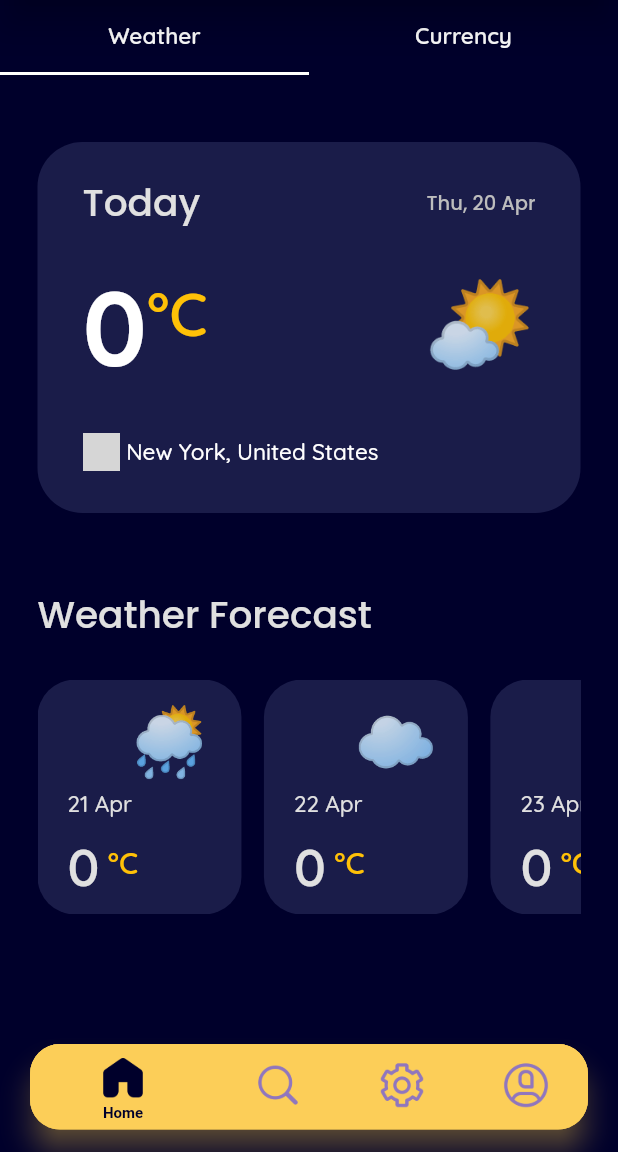
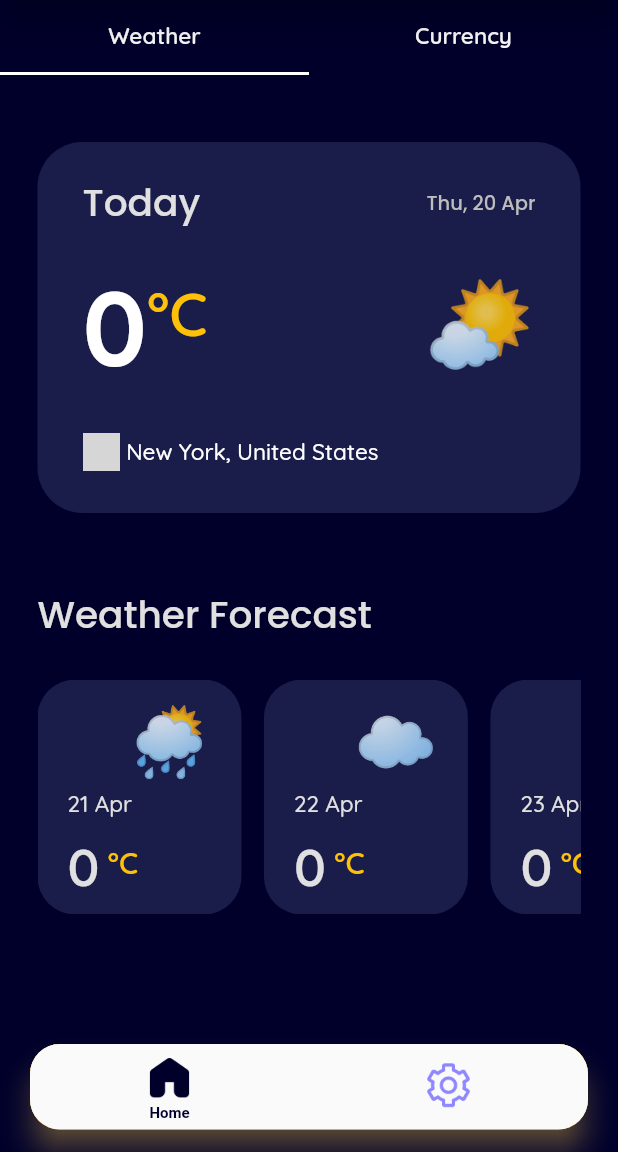
Before and after one commit to sahunitin023/country-mate, a Flutter app: the screen it shows after launch, on a phone screen of 412 x 824 dp, the part 84-1236 px from its top. Run offline on Flutter 3.47's test engine with Material 2 defaults, Android fonts, the phone set to English and light mode, and no system bars; our stand-ins replace google_fonts; network calls fail; Roboto replaces fonts that are missing (Spinnaker); grey boxes are pictures that could not be loaded.

Commit message:
final commit

```diff
--- a/lib/main.dart
+++ b/lib/main.dart
@@ -22,9 +22,7 @@ class _CountryMateState extends State<CountryMate> {
   int _selectedIndex = 0;
   final List<Widget> _pages = <Widget>[
     const HomeScreen(),
-    const Placeholder(),
     const SettingsScreen(),
-    const Placeholder(),
   ];
 
   void _onItemTapped(int index) {
@@ -110,39 +108,15 @@ class _CountryMateState extends State<CountryMate> {
                           BottomNavigationBarItem(
                             backgroundColor: kSecondaryColor,
                             icon: Image.asset(
-                              'images/search.png',
+                              _selectedIndex == 1
+                                  ? 'images/settings_solid.png'
+                                  : 'images/settings.png',
                               height: 35,
                               color: _selectedIndex == 1
                                   ? kPrimaryColor
                                   : const Color.fromARGB(155, 74, 61, 255),
                             ),
-                            label: 'Search',
-                          ),
-                          BottomNavigationBarItem(
-                            backgroundColor: kSecondaryColor,
-                            icon: Image.asset(
-                              _selectedIndex == 2
-                                  ? 'images/settings_solid.png'
-                                  : 'images/settings.png',
-                              height: 35,
-                              color: _selectedIndex == 2
-                                  ? kPrimaryColor
-                                  : const Color.fromARGB(155, 74, 61, 255),
-                            ),
                             label: 'Settings',
-                          ),
-                          BottomNavigationBarItem(
-                            backgroundColor: kSecondaryColor,
-                            icon: Image.asset(
-                              _selectedIndex == 3
-                                  ? 'images/profile_solid.png'
-                                  : 'images/profile.png',
-                              height: 35,
-                              color: _selectedIndex == 3
-                                  ? kPrimaryColor
-                                  : const Color.fromARGB(155, 74, 61, 255),
-                            ),
-                            label: 'Profile',
                           ),
                         ],
                       ),
--- a/lib/screens/home_page.dart
+++ b/lib/screens/home_page.dart
@@ -216,6 +216,7 @@ class _HomeScreenState extends State<HomeScreen> {
             text: selectedCountry,
             fontWeight: FontWeight.w800,
             size: 50.0,
+            overflow: TextOverflow.visible,
           ),
           const SizedBox(
             height: 30.0,
```
Also changed, not shown: images/profile.png (deleted), images/profile_solid.png (deleted), images/search.png (deleted).
